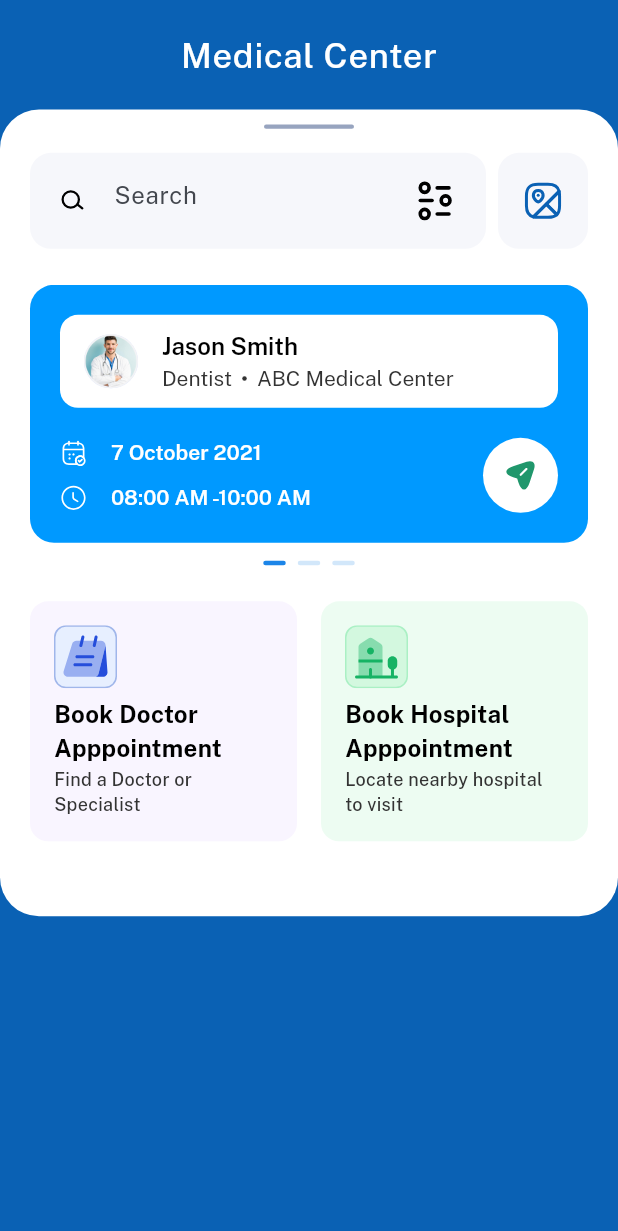
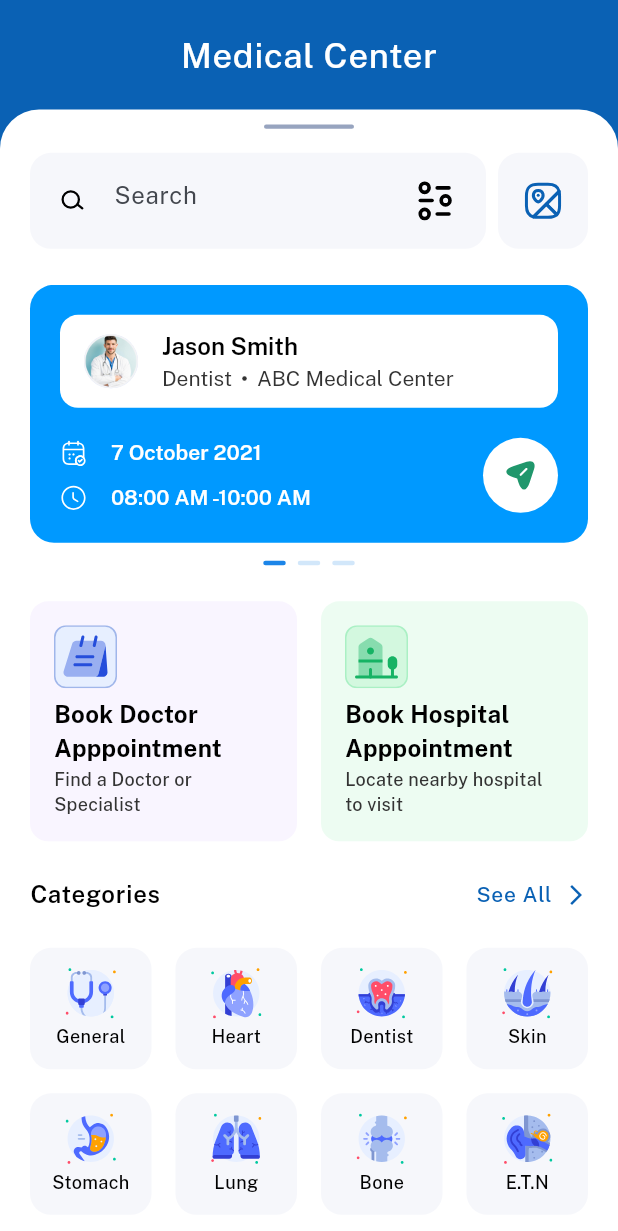
Before and after one commit to Ekojode/flutter-assesment, a Flutter app: the screen it shows after launch, on a phone screen of 412 x 824 dp. Shown: the top 1231 px of the screen. Run offline on Flutter 3.47's test engine with Material 3 defaults, Android fonts, the phone set to English and light mode, and no system bars; drawn by our look-alikes of smooth_page_indicator; our stand-ins replace flutter_svg.

Commit message:
Implemented Categories UI

```diff
--- /dev/null
+++ b/paxform_medical/lib/data/category_model.dart
@@ -0,0 +1,19 @@
+import '../core/core.dart';
+
+class CategoryModel {
+  final String title;
+  final String image;
+
+  CategoryModel({required this.title, required this.image});
+
+  static List<CategoryModel> appCategories = [
+    CategoryModel(title: "General", image: AppAssets.stethoscopeIcon),
+    CategoryModel(title: "Heart", image: AppAssets.heartIcon),
+    CategoryModel(title: "Dentist", image: AppAssets.teethIcon),
+    CategoryModel(title: "Skin", image: AppAssets.dermisIcon),
+    CategoryModel(title: "Stomach", image: AppAssets.stomachIcon),
+    CategoryModel(title: "Lung", image: AppAssets.lungsIcon),
+    CategoryModel(title: "Bone", image: AppAssets.jointIcon),
+    CategoryModel(title: "E.T.N", image: AppAssets.earIcon),
+  ];
+}
--- /dev/null
+++ b/paxform_medical/lib/data/data.dart
@@ -0,0 +1 @@
+export './category_model.dart';
--- a/paxform_medical/lib/ui/screens/dashboard_view.dart
+++ b/paxform_medical/lib/ui/screens/dashboard_view.dart
@@ -48,6 +48,14 @@ class DashboardView extends StatelessWidget {
                     MainDoctor(),
                     AppSpacing.v24,
                     BookAppointmentRow(),
+                    AppSpacing.v24,
+                    MiniHeaders(header: "Categories"),
+                    AppSpacing.v24,
+                    CategoryGrid(),
+                    AppSpacing.v24,
+                    MiniHeaders(header: "Nearest Doctors"),
+                    AppSpacing.v24,
+                    MiniHeaders(header: "Nearest Medical Center"),
                   ],
                 ),
               ),
--- /dev/null
+++ b/paxform_medical/lib/ui/widgets/category_widget.dart
@@ -0,0 +1,67 @@
+import 'package:flutter/material.dart';
+import 'package:flutter_svg/svg.dart';
+
+import '../../core/core.dart';
+import '../../data/data.dart';
+
+class CategoryWidget extends StatelessWidget {
+  final String image, title;
+
+  const CategoryWidget({super.key, required this.image, required this.title});
+
+  @override
+  Widget build(BuildContext context) {
+    return Container(
+      width: 72.5,
+      padding: EdgeInsets.all(10),
+      height: 75,
+      decoration: BoxDecoration(
+        borderRadius: BorderRadius.circular(14),
+        color: AppColors.backgroundAccent,
+      ),
+      child: Column(
+        mainAxisAlignment: MainAxisAlignment.spaceEvenly,
+        children: [
+          SvgPicture.asset(image, height: 34, width: 34),
+          Text(
+            title,
+            style: TextStyle(
+              fontSize: 12,
+              color: AppColors.primaryText,
+              fontWeight: FontWeight.w500,
+            ),
+          ),
+        ],
+      ),
+    );
+  }
+}
+
+class CategoryGrid extends StatelessWidget {
+  const CategoryGrid({super.key});
+
+  @override
+  Widget build(BuildContext context) {
+    final categories = CategoryModel.appCategories;
+    final crossAxisCount = MediaQuery.of(context).size.width > 350 ? 4 : 3;
+    return Padding(
+      padding: EdgeInsetsGeometry.symmetric(horizontal: 20),
+      child: GridView.builder(
+        padding: EdgeInsets.zero,
+        shrinkWrap: true,
+        physics: const NeverScrollableScrollPhysics(),
+        gridDelegate: SliverGridDelegateWithFixedCrossAxisCount(
+          crossAxisCount: crossAxisCount,
+          mainAxisSpacing: 16,
+          crossAxisSpacing: 16,
+          childAspectRatio: 1,
+        ),
+        itemCount: categories.length,
+        itemBuilder: (context, index) {
+          final category = categories[index];
+          return CategoryWidget(title: category.title, image: category.image);
+        },
+      ),
+    );
+  }
+}
--- /dev/null
+++ b/paxform_medical/lib/ui/widgets/mini_headers.dart
@@ -0,0 +1,40 @@
+import 'package:flutter/material.dart';
+
+import '../../core/core.dart';
+
+class MiniHeaders extends StatelessWidget {
+  final String header;
+  const MiniHeaders({super.key, required this.header});
+
+  @override
+  Widget build(BuildContext context) {
+    return Padding(
+      padding: const EdgeInsets.symmetric(horizontal: 20.0),
+      child: Row(
+        children: [
+          Text(
+            header,
+            style: TextStyle(
+              fontSize: 16,
+              fontWeight: FontWeight.w600,
+              letterSpacing: 0.5,
+              color: AppColors.primaryText,
+            ),
+          ),
+          Spacer(),
+          Text(
+            "See All",
+            style: TextStyle(
+              fontSize: 14,
+              fontWeight: FontWeight.w500,
+              letterSpacing: 0.5,
+              color: AppColors.primary,
+            ),
+          ),
+          AppSpacing.h8,
+          Icon(Icons.arrow_forward_ios, color: AppColors.primary, size: 16),
+        ],
+      ),
+    );
+  }
+}
--- a/paxform_medical/lib/ui/widgets/widgets.dart
+++ b/paxform_medical/lib/ui/widgets/widgets.dart
@@ -2,3 +2,5 @@ export './little_divider.dart';
 export './search_bar.dart';
 export './main_doctor.dart';
 export './book_appointment_card.dart';
+export './mini_headers.dart';
+export './category_widget.dart';
```
